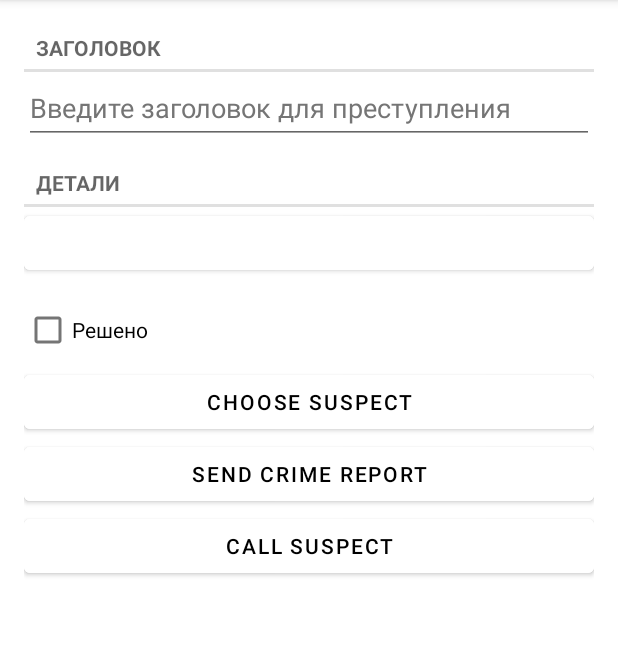
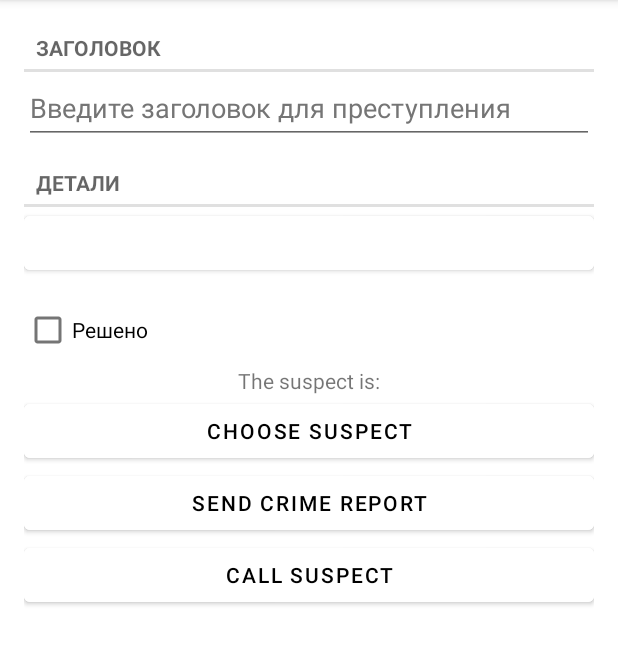
Before and after one commit to smallest87/Wordpress-To-Android-Adapter, an Android app: the screen it shows after launch (MainActivity), after a tap on "New Crime", on a phone screen of 412 x 824 dp, the part 84-749 px from its top. Run offline under Robolectric (Android 15) with nearby library versions, the phone set to English and light mode, and no system bars; our stand-ins replace Room's generated code; 1 statement that could not run was skipped.

Commit message:
cosmetic changes

```diff
--- a/CriminalIntent/app/src/main/res/layout/fragment_crime.xml
+++ b/CriminalIntent/app/src/main/res/layout/fragment_crime.xml
@@ -45,6 +45,11 @@
         android:layout_height="wrap_content"
         android:text="@string/crime_solved_label"/>
 
+    <TextView
+        android:layout_width="match_parent"
+        android:layout_height="wrap_content"
+        android:text="@string/the_suspect_is_text"
+        android:gravity="center" />
     <Button
         android:id="@+id/crimeSuspectButton"
         android:layout_width="match_parent"
--- a/CriminalIntent/app/src/main/res/values/strings.xml
+++ b/CriminalIntent/app/src/main/res/values/strings.xml
@@ -22,4 +22,5 @@
     <string name="crime_report_subject">CriminalIntent Crime Report</string>
     <string name="send_report">Send crime report via</string>
     <string name="call_suspect_button">call Suspect</string>
+    <string name="the_suspect_is_text">The suspect is:</string>
 </resources>
```
